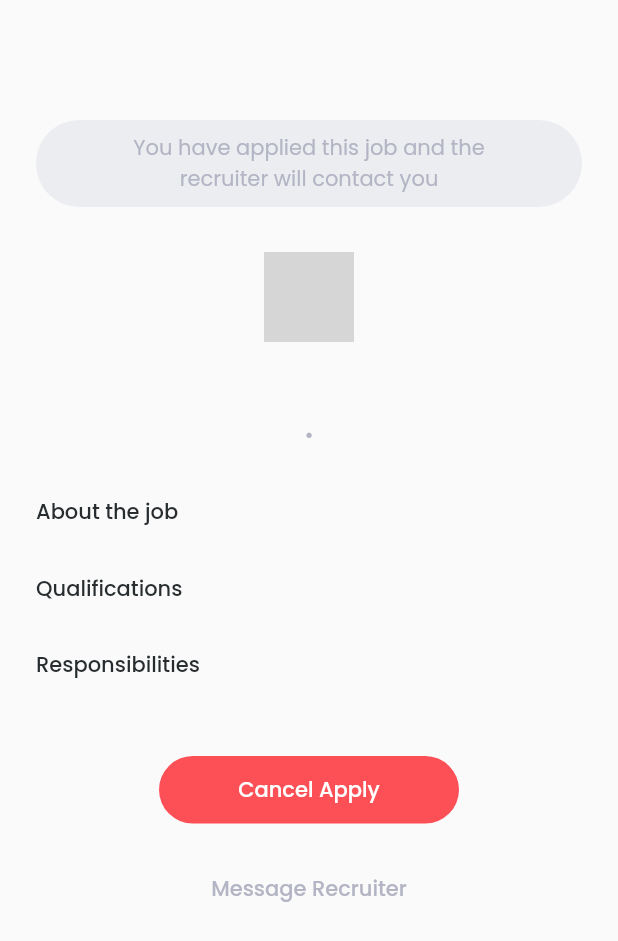
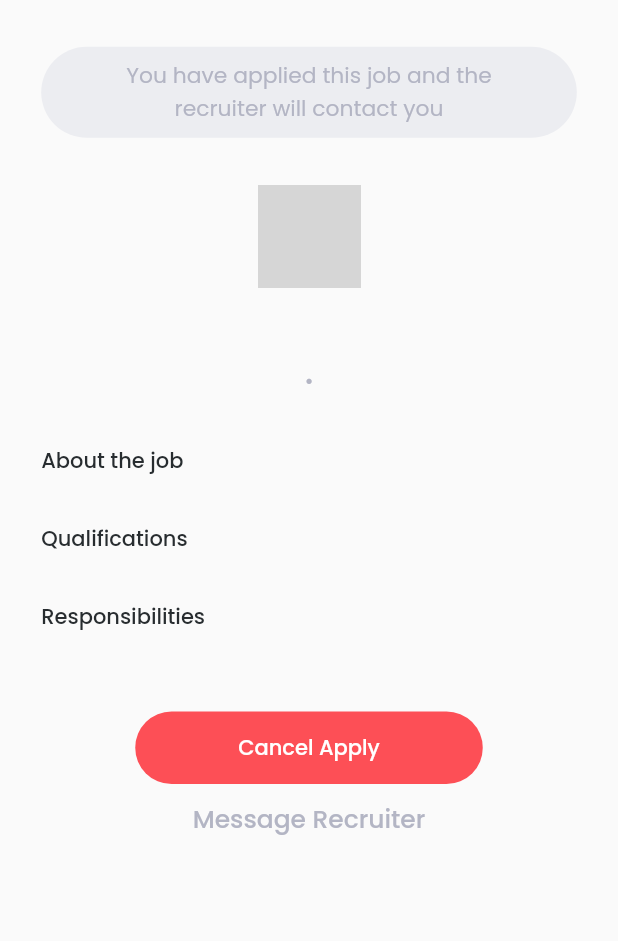
Before and after one commit to Dzaky02/future_jobs, a Flutter app: the DetailPage screen opened directly with empty values, after a tap on "Apply for Job", on a phone screen of 412 x 824 dp. Shown: the top 941 px of the screen. Run offline on Flutter 3.47's test engine with Material 2 defaults, Android fonts, the phone set to English and light mode, and no system bars; our stand-ins replace email_validator, google_fonts; accounts and stored records are empty; network calls fail; grey boxes are pictures that could not be loaded.

Commit message:
Detail Page responsive.

```diff
--- a/lib/pages/category_page.dart
+++ b/lib/pages/category_page.dart
@@ -18,84 +18,6 @@ class CategoryPage extends StatelessWidget {
   Widget build(BuildContext context) {
     SizeConfig().init(context);
     var jobProvider = Provider.of<JobProvider>(context);
-
-    Widget companies() {
-      return Container(
-        width: double.infinity,
-        margin: EdgeInsets.only(
-          top: SizeConfig.scaleHeight(30),
-          left: SizeConfig.scaleWidth(defaultMargin),
-          right: SizeConfig.scaleWidth(defaultMargin),
-        ),
-        child: Column(
-          crossAxisAlignment: CrossAxisAlignment.start,
-          children: [
-            Text(
-              'Big Companies',
-              style: blackTextStyle.copyWith(
-                fontSize: SizeConfig.scaleText(16),
-              ),
-            ),
-            SizedBox(
-              height: SizeConfig.scaleHeight(24),
-            ),
-            FutureBuilder<List<JobModel>>(
-              future: jobProvider.getJobsByCategory(category.name),
-              builder: (context, snapshot) {
-                if (snapshot.connectionState == ConnectionState.done) {
-                  return Column(
-                    children: snapshot.data.map((job) => JobTile(job)).toList(),
-                  );
-                }
-
-                return Center(
-                  child: CircularProgressIndicator(),
-                );
-              },
-            ),
-          ],
-        ),
-      );
-    }
-
-    Widget newStartups() {
-      return Container(
-        width: double.infinity,
-        margin: EdgeInsets.only(
-          top: SizeConfig.scaleHeight(20),
-          left: SizeConfig.scaleWidth(defaultMargin),
-          right: SizeConfig.scaleWidth(defaultMargin),
-        ),
-        child: Column(
-          crossAxisAlignment: CrossAxisAlignment.start,
-          children: [
-            Text(
-              'New Startups',
-              style: blackTextStyle.copyWith(
-                fontSize: SizeConfig.scaleText(16),
-              ),
-            ),
-            SizedBox(
-              height: SizeConfig.scaleHeight(24),
-            ),
-            FutureBuilder<List<JobModel>>(
-              future: jobProvider.getJobs(),
-              builder: (context, snapshot) {
-                if (snapshot.connectionState == ConnectionState.done) {
-                  return Column(
-                    children: snapshot.data.map((job) => JobTile(job)).toList(),
-                  );
-                }
-
-                return Center(
-                  child: CircularProgressIndicator(),
-                );
-              },
-            ),
-          ],
-        ),
-      );
-    }
 
     SliverAppBar header() {
       return SliverAppBar(
@@ -161,6 +83,84 @@ class CategoryPage extends StatelessWidget {
       );
     }
 
+    Widget companies() {
+      return Container(
+        width: double.infinity,
+        margin: EdgeInsets.only(
+          top: SizeConfig.scaleHeight(30),
+          left: SizeConfig.scaleWidth(defaultMargin),
+          right: SizeConfig.scaleWidth(defaultMargin),
+        ),
+        child: Column(
+          crossAxisAlignment: CrossAxisAlignment.start,
+          children: [
+            Text(
+              'Big Companies',
+              style: blackTextStyle.copyWith(
+                fontSize: SizeConfig.scaleText(16),
+              ),
+            ),
+            SizedBox(
+              height: SizeConfig.scaleHeight(24),
+            ),
+            FutureBuilder<List<JobModel>>(
+              future: jobProvider.getJobsByCategory(category.name),
+              builder: (context, snapshot) {
+                if (snapshot.connectionState == ConnectionState.done) {
+                  return Column(
+                    children: snapshot.data.map((job) => JobTile(job)).toList(),
+                  );
+                }
+
+                return Center(
+                  child: CircularProgressIndicator(),
+                );
+              },
+            ),
+          ],
+        ),
+      );
+    }
+
+    Widget newStartups() {
+      return Container(
+        width: double.infinity,
+        margin: EdgeInsets.only(
+          top: SizeConfig.scaleHeight(10),
+          left: SizeConfig.scaleWidth(defaultMargin),
+          right: SizeConfig.scaleWidth(defaultMargin),
+        ),
+        child: Column(
+          crossAxisAlignment: CrossAxisAlignment.start,
+          children: [
+            Text(
+              'New Startups',
+              style: blackTextStyle.copyWith(
+                fontSize: SizeConfig.scaleText(16),
+              ),
+            ),
+            SizedBox(
+              height: SizeConfig.scaleHeight(24),
+            ),
+            FutureBuilder<List<JobModel>>(
+              future: jobProvider.getJobs(),
+              builder: (context, snapshot) {
+                if (snapshot.connectionState == ConnectionState.done) {
+                  return Column(
+                    children: snapshot.data.map((job) => JobTile(job)).toList(),
+                  );
+                }
+
+                return Center(
+                  child: CircularProgressIndicator(),
+                );
+              },
+            ),
+          ],
+        ),
+      );
+    }
+
     return Scaffold(
       body: CustomScrollView(
         physics: BouncingScrollPhysics(
--- a/lib/pages/detail_page.dart
+++ b/lib/pages/detail_page.dart
@@ -1,5 +1,6 @@
 import 'package:flutter/material.dart';
 import 'package:future_jobs/models/job_model.dart';
+import 'package:future_jobs/size_config.dart';
 
 import '../theme.dart';
 
@@ -17,38 +18,41 @@ class _DetailPageState extends State<DetailPage> {
 
   @override
   Widget build(BuildContext context) {
+    SizeConfig().init(context);
+
     Widget header() {
-      return Container(
+      return Column(
+        children: [
+          if (isApplied)
+            Container(
+              width: double.infinity,
               margin: EdgeInsets.only(
-          top: 80,
+                bottom: SizeConfig.scaleHeight(30),
               ),
-        child: Column(
-          children: [
-            isApplied
-                ? Container(
-                    width: double.infinity,
-                    margin: EdgeInsets.only(bottom: 30),
               padding: EdgeInsets.symmetric(
-                      horizontal: 24,
-                      vertical: 8,
+                horizontal: SizeConfig.scaleWidth(24),
+                vertical: SizeConfig.scaleHeight(8),
               ),
               decoration: BoxDecoration(
-                      borderRadius: BorderRadius.circular(48),
+                borderRadius: BorderRadius.circular(
+                  SizeConfig.scaleWidth(48),
+                ),
                 color: Color(0xffECEDF1),
               ),
               child: Text(
                 'You have applied this job and the\nrecruiter will contact you',
                 textAlign: TextAlign.center,
-                      style: greyTextStyle.copyWith(),
+                style: greyTextStyle.copyWith(
+                  fontSize: SizeConfig.scaleText(14),
                 ),
-                  )
-                : Container(),
+              ),
+            ),
           Image.network(
             widget.job.companyLogo,
-              width: 60,
+            width: SizeConfig.scaleWidth(60),
           ),
           SizedBox(
-              height: 20,
+            height: SizeConfig.scaleHeight(20),
           ),
           Text(
             widget.job.name,
@@ -58,21 +62,20 @@ class _DetailPageState extends State<DetailPage> {
             ),
           ),
           SizedBox(
-              height: 2,
+            height: SizeConfig.scaleHeight(2),
           ),
           Text(
             '${widget.job.companyName} • ${widget.job.location}',
             style: greyTextStyle,
           ),
         ],
-        ),
       );
     }
 
     Widget detailItem(String text) {
       return Container(
         margin: EdgeInsets.only(
-          top: 16,
+          top: SizeConfig.scaleHeight(16),
         ),
         child: Row(
           crossAxisAlignment: CrossAxisAlignment.start,
@@ -80,10 +83,10 @@ class _DetailPageState extends State<DetailPage> {
             Icon(
               Icons.adjust,
               color: primaryColor,
-              size: 12,
+              size: SizeConfig.scaleWidth(12),
             ),
             SizedBox(
-              width: 8,
+              width: SizeConfig.scaleWidth(8),
             ),
             Expanded(
               child: Text(
@@ -99,13 +102,12 @@ class _DetailPageState extends State<DetailPage> {
     }
 
     Widget aboutJob() {
-      return Container(
-        margin: EdgeInsets.only(
-          top: 30,
-        ),
-        child: Column(
+      return Column(
         crossAxisAlignment: CrossAxisAlignment.start,
         children: [
+          SizedBox(
+            height: SizeConfig.scaleHeight(30),
+          ),
           Text(
             'About the job',
             style: blackTextStyle.copyWith(
@@ -117,18 +119,16 @@ class _DetailPageState extends State<DetailPage> {
                 widget.job.about.map((about) => detailItem(about)).toList(),
           ),
         ],
-        ),
       );
     }
 
     Widget qualifications() {
-      return Container(
-        margin: EdgeInsets.only(
-          top: 30,
-        ),
-        child: Column(
+      return Column(
         crossAxisAlignment: CrossAxisAlignment.start,
         children: [
+          SizedBox(
+            height: SizeConfig.scaleHeight(30),
+          ),
           Text(
             'Qualifications',
             style: blackTextStyle.copyWith(
@@ -141,18 +141,16 @@ class _DetailPageState extends State<DetailPage> {
                 .toList(),
           ),
         ],
-        ),
       );
     }
 
     Widget responsibilities() {
-      return Container(
-        margin: EdgeInsets.only(
-          top: 30,
-        ),
-        child: Column(
+      return Column(
         crossAxisAlignment: CrossAxisAlignment.start,
         children: [
+          SizedBox(
+            height: SizeConfig.scaleHeight(30),
+          ),
           Text(
             'Responsibilities',
             style: blackTextStyle.copyWith(
@@ -164,8 +162,10 @@ class _DetailPageState extends State<DetailPage> {
                 .map((responsibility) => detailItem(responsibility))
                 .toList(),
           ),
+          SizedBox(
+            height: SizeConfig.scaleHeight(50),
+          )
         ],
-        ),
       );
     }
 
@@ -173,27 +173,28 @@ class _DetailPageState extends State<DetailPage> {
       return Row(
         mainAxisAlignment: MainAxisAlignment.center,
         children: [
-          Container(
-            margin: EdgeInsets.only(top: 50),
-            height: 45,
-            width: 200,
-            child: TextButton(
+          ElevatedButton(
             onPressed: () {
               setState(() {
                 isApplied = true;
               });
             },
-              style: TextButton.styleFrom(
-                backgroundColor: primaryColor,
+            style: ElevatedButton.styleFrom(
+              primary: primaryColor,
               shape: RoundedRectangleBorder(
-                  borderRadius: BorderRadius.circular(66),
+                borderRadius: BorderRadius.circular(
+                  SizeConfig.scaleWidth(66),
+                ),
+              ),
+              padding: EdgeInsets.symmetric(
+                vertical: SizeConfig.scaleWidth(12),
+                horizontal: SizeConfig.scaleWidth(60),
               ),
             ),
             child: Text(
               'Apply for Job',
               style: whiteTextStyle.copyWith(
                 fontWeight: medium,
-                ),
               ),
             ),
           ),
@@ -205,20 +206,22 @@ class _DetailPageState extends State<DetailPage> {
       return Row(
         mainAxisAlignment: MainAxisAlignment.center,
         children: [
-          Container(
-            margin: EdgeInsets.only(top: 50),
-            height: 45,
-            width: 200,
-            child: TextButton(
+          TextButton(
             onPressed: () {
               setState(() {
                 isApplied = false;
               });
             },
-              style: TextButton.styleFrom(
-                backgroundColor: redColor,
+            style: ElevatedButton.styleFrom(
+              primary: redColor,
               shape: RoundedRectangleBorder(
-                  borderRadius: BorderRadius.circular(66),
+                borderRadius: BorderRadius.circular(
+                  SizeConfig.scaleWidth(66),
+                ),
+              ),
+              padding: EdgeInsets.symmetric(
+                vertical: SizeConfig.scaleWidth(12),
+                horizontal: SizeConfig.scaleWidth(60),
               ),
             ),
             child: Text(
@@ -228,22 +231,18 @@ class _DetailPageState extends State<DetailPage> {
               ),
             ),
           ),
-          ),
         ],
       );
     }
 
     Widget messageButton() {
       return Container(
-        margin: EdgeInsets.only(
-          top: 20,
-          bottom: 35,
-        ),
         child: TextButton(
           onPressed: () {},
           child: Text(
             'Message Recruiter',
             style: greyTextStyle.copyWith(
+              fontSize: SizeConfig.scaleText(16),
               fontWeight: medium,
             ),
           ),
@@ -252,10 +251,13 @@ class _DetailPageState extends State<DetailPage> {
     }
 
     return Scaffold(
-      body: Center(
+      body: SafeArea(
+        bottom: false,
         child: ListView(
+          physics: BouncingScrollPhysics(),
           padding: EdgeInsets.symmetric(
-            horizontal: defaultMargin,
+            horizontal: SizeConfig.scaleWidth(defaultMargin),
+            vertical: SizeConfig.scaleHeight(30),
           ),
           children: [
             header(),
--- a/lib/pages/home_page.dart
+++ b/lib/pages/home_page.dart
@@ -150,9 +150,6 @@ class HomePage extends StatelessWidget {
                   return ListView(
                     shrinkWrap: true,
                     physics: NeverScrollableScrollPhysics(),
-                    padding: EdgeInsets.only(
-                      bottom: SizeConfig.scaleHeight(20),
-                    ),
                     children: snapshot.data.map((job) => JobTile(job)).toList(),
                   );
                 }
```
Lines whose indentation alone changed are shown as unchanged.
